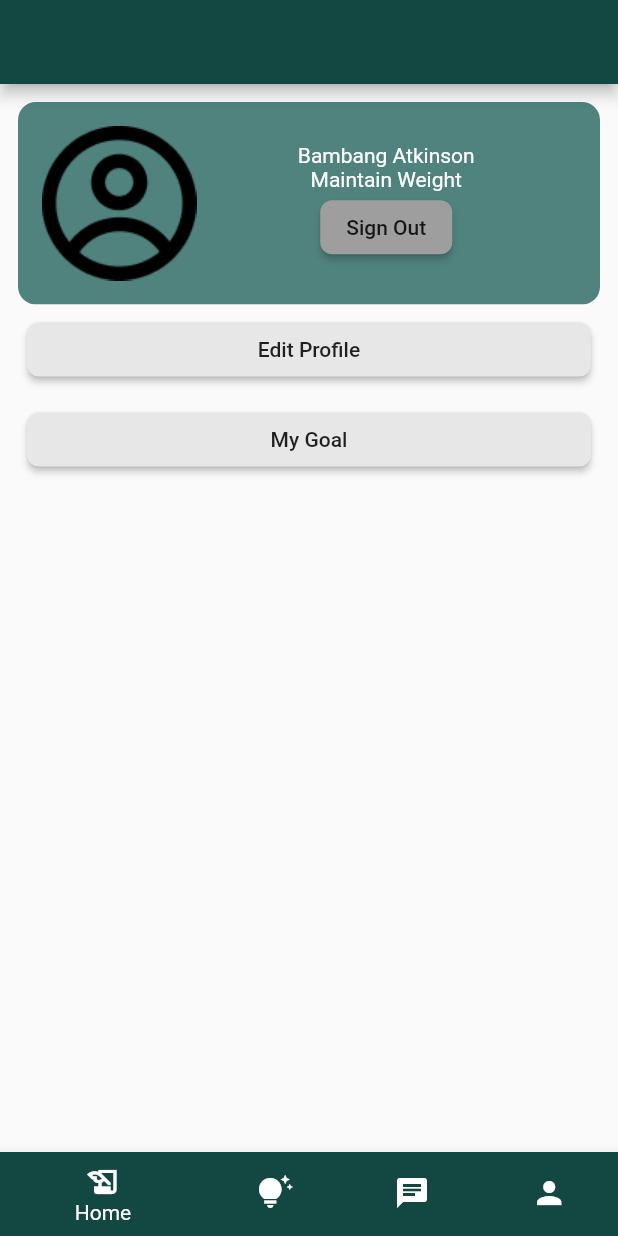
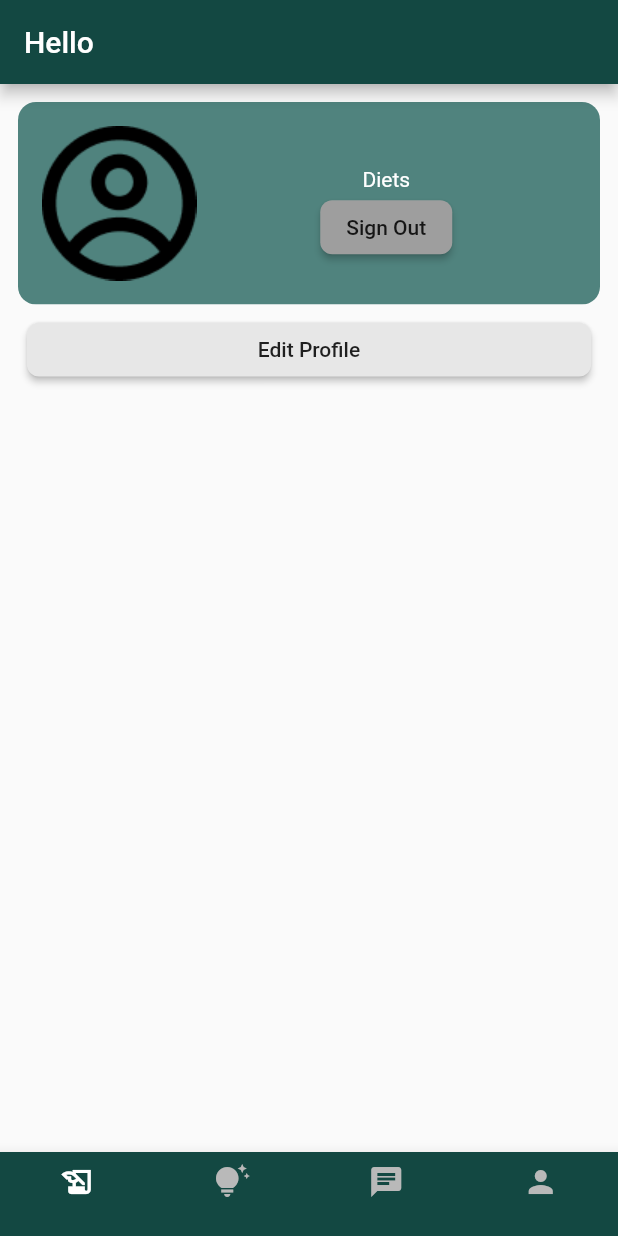
Before and after one commit to dardardardar/getfit, a Flutter app: the screen it shows once a user with an empty profile is signed in, swiped to page 4, on a phone screen of 412 x 824 dp. Run offline on Flutter 3.47's test engine with Material 2 defaults, Android fonts, the phone set to English and light mode, and no system bars; our stand-ins replace cloud_firestore, firebase_auth, firebase_core; missing offline and left inert: dart:ffi; accounts and stored records are empty; statements that could not run were skipped.

```diff
--- a/lib/main.dart
+++ b/lib/main.dart
@@ -6,6 +6,7 @@
 import 'package:getfit/views/chatconsultantView.dart';
 import 'package:getfit/views/chating.dart';
 import 'package:getfit/views/consultation.dart';
+import 'package:getfit/views/dietpage.dart';
 import 'package:getfit/views/editprofileView.dart';
 import 'package:getfit/views/home_view.dart';
 import 'package:getfit/views/loading_view.dart';
--- a/lib/views/bottomnavbar.dart
+++ b/lib/views/bottomnavbar.dart
@@ -6,6 +6,9 @@
 import 'package:getfit/views/profile.dart';
 import 'package:getfit/views/tipsandtrick.dart';
 import 'package:getfit/widgets/colors.dart';
+
+import '../controller/user_controller.dart';
+import '../models/user_model.dart';
 
 class BottomnavbarView extends StatefulWidget {
   const BottomnavbarView({Key? key}) : super(key: key);
@@ -34,55 +37,64 @@
   void onItemTap(int selectedItem) {
     pageController.jumpToPage(selectedItem);
   }
-
+  final userdata = UserController().readUserDatabyId();
   @override
   Widget build(BuildContext context) {
     return Scaffold(
+      appBar: AppBar(
+        title: FutureBuilder<UserModel?>(
+          future: userdata,
+          builder: (context,snapshot){
+            if(snapshot.hasData){
+              final _data = snapshot.data;
+              return _data == null ?
+              Text("null") :
+              Text("Hello " + _data.displayName);
+            }
+            else{
+              return Center(child: CircularProgressIndicator(),);
+            }
+          },
+        ),
+        backgroundColor: LibColors.primary_color,
+      ),
       body: PageView(
         controller: pageController,
         children: pages,
         onPageChanged: onPageChanged,
       ),
       bottomNavigationBar: BottomNavigationBar(
+        backgroundColor: LibColors.primary_color,
+        selectedItemColor: Colors.white,
+        unselectedItemColor: Color.fromARGB(255, 185, 185, 185),
+        type: BottomNavigationBarType.fixed,
         currentIndex: currentIndex,
         onTap: onItemTap,
         items: [
           BottomNavigationBarItem(
               icon: Icon(
                 Icons.history_edu,
-                color: selectIndex == 0
-                    ? Color.fromARGB(255, 255, 255, 255)
-                    : Color.fromARGB(255, 255, 255, 255),
               ),
-              label: 'Home',
-              backgroundColor: LibColors.primary_color),
+              label: '',
+              backgroundColor: Color.fromARGB(255, 185, 185, 185)),
           BottomNavigationBarItem(
               icon: Icon(
                 Icons.tips_and_updates,
-                color: selectIndex == 1
-                    ? Color.fromARGB(255, 255, 255, 255)
-                    : Color.fromARGB(255, 255, 255, 255),
               ),
-              label: 'Tips & Tricks',
-              backgroundColor: LibColors.primary_color),
+              label: '',
+              backgroundColor: Color.fromARGB(255, 185, 185, 185)),
           BottomNavigationBarItem(
               icon: Icon(
                 Icons.chat,
-                color: selectIndex == 2
-                    ? Color.fromARGB(255, 255, 255, 255)
-                    : Color.fromARGB(255, 255, 255, 255),
               ),
-              label: 'Consultation',
-              backgroundColor: LibColors.primary_color),
+              label: '',
+              backgroundColor: Color.fromARGB(255, 185, 185, 185)),
           BottomNavigationBarItem(
               icon: Icon(
                 Icons.person,
-                color: selectIndex == 3
-                    ? Color.fromARGB(255, 255, 255, 255)
-                    : Color.fromARGB(255, 255, 255, 255),
               ),
-              label: 'Profile',
-              backgroundColor: LibColors.primary_color)
+              label: '',
+              backgroundColor: Color.fromARGB(255, 185, 185, 185))
         ],
       ),
     );
--- a/lib/views/profile.dart
+++ b/lib/views/profile.dart
@@ -2,6 +2,9 @@
 import 'package:firebase_auth/firebase_auth.dart';
 import 'package:flutter/material.dart';
 import 'package:getfit/widgets/colors.dart';
+
+import '../controller/user_controller.dart';
+import '../models/user_model.dart';
 
 class ProfileView extends StatefulWidget {
   const ProfileView({Key? key}) : super(key: key);
@@ -12,24 +15,45 @@
 
 class _ProfileViewState extends State<ProfileView> {
   int currentIndex = 0;
-  final user = FirebaseAuth.instance.currentUser!;
+  final userdata = UserController().readUserDatabyId();
   @override
   Widget build(BuildContext context) {
     return Scaffold(
-      appBar: AppBar(
-        title: Text(user.email.toString()),
-        backgroundColor: LibColors.primary_color,
+      body: FutureBuilder<UserModel?>(
+        future: userdata,
+        builder: (context, snapshot) {
+          if (snapshot.hasData) {
+            final _data = snapshot.data;
+            return Container(
+                margin: EdgeInsets.all(12),
+                child: SingleChildScrollView(
+                    child: Column(
+                  children: <Widget>[
+                    profileCard(_data!),
+                    editprofileCard(),
+                  ],
+                )));
+          } else {
+            return Center(
+              child: CircularProgressIndicator(),
+            );
+          }
+        },
       ),
-      body: Container(
-          margin: EdgeInsets.all(12),
-          child: SingleChildScrollView(
-              child: Column(
-            children: <Widget>[
-              profileCard(),
-              editprofileCard(),
-              mygoalCard(),
-            ],
-          ))),
+      // body: Container(
+      //     margin: EdgeInsets.all(12),
+      //     child: SingleChildScrollView(
+      //         child: Column(
+      //       children: <Widget>[
+      //         profileCard(),
+      //         editprofileCard(),
+      //         personaldetailsCard(),
+      //         nutritionCard(),
+      //         allergiesCard(),
+      //       ],
+      //     )
+      //     )
+      // ),
       // bottomNavigationBar: BottomNavigationBar(
       //   currentIndex: currentIndex,
       //   onTap: (index) => setState(() => currentIndex = index),
@@ -56,7 +80,7 @@
   }
 }
 
-Widget profileCard() {
+Widget profileCard(UserModel _data) {
   return ClipRRect(
       borderRadius: BorderRadius.circular(12),
       child: Container(
@@ -73,11 +97,15 @@
               child: Column(
                 children: [
                   Text(
-                    'Bambang Atkinson',
+                    _data.displayName,
                     style: TextStyle(color: Colors.white),
                   ),
                   Text(
-                    'Maintain Weight',
+                    (_data.goalCategories == 0)
+                        ? "Diets"
+                        : (_data.goalCategories == 1)
+                            ? "Maintain Weight"
+                            : "Lose Weight",
                     style: TextStyle(color: Colors.white),
                   ),
                   MaterialButton(
--- a/lib/views/register_view.dart
+++ b/lib/views/register_view.dart
@@ -587,7 +587,6 @@
               children: [
                 Align(
                     alignment: Alignment.center,
-
                     child: Column(
                       children: [
                         MaterialButton(onPressed: (){
@@ -601,7 +600,6 @@
                             weight: int.parse(weightController.text.trim()),
                           );
                           UserController().signUp(emailController.text.trim(), passwordController.text.trim(), user);
-
                           Navigator.pop(context);
                         },
                             minWidth: 360,
--- a/pubspec.yaml
+++ b/pubspec.yaml
@@ -36,6 +36,7 @@
   cloud_firestore: ^3.1.18
   firebase_auth: ^3.3.20
   flutter_launcher_icons: ^0.9.3
+  fl_chart: ^0.55.0
 dev_dependencies:
   flutter_test:
     sdk: flutter
```
Also changed, not shown: lib/controller/user_controller.dart (+18 -16 lines), lib/views/consultation.dart (+3 -6 lines), lib/views/dietpage.dart (added, +89 -0 lines), lib/views/home_view.dart (+28 -13 lines), lib/views/tipsandtrick.dart (+18 -22 lines), assets/images/dietgirl.png (added), pubspec.lock.
